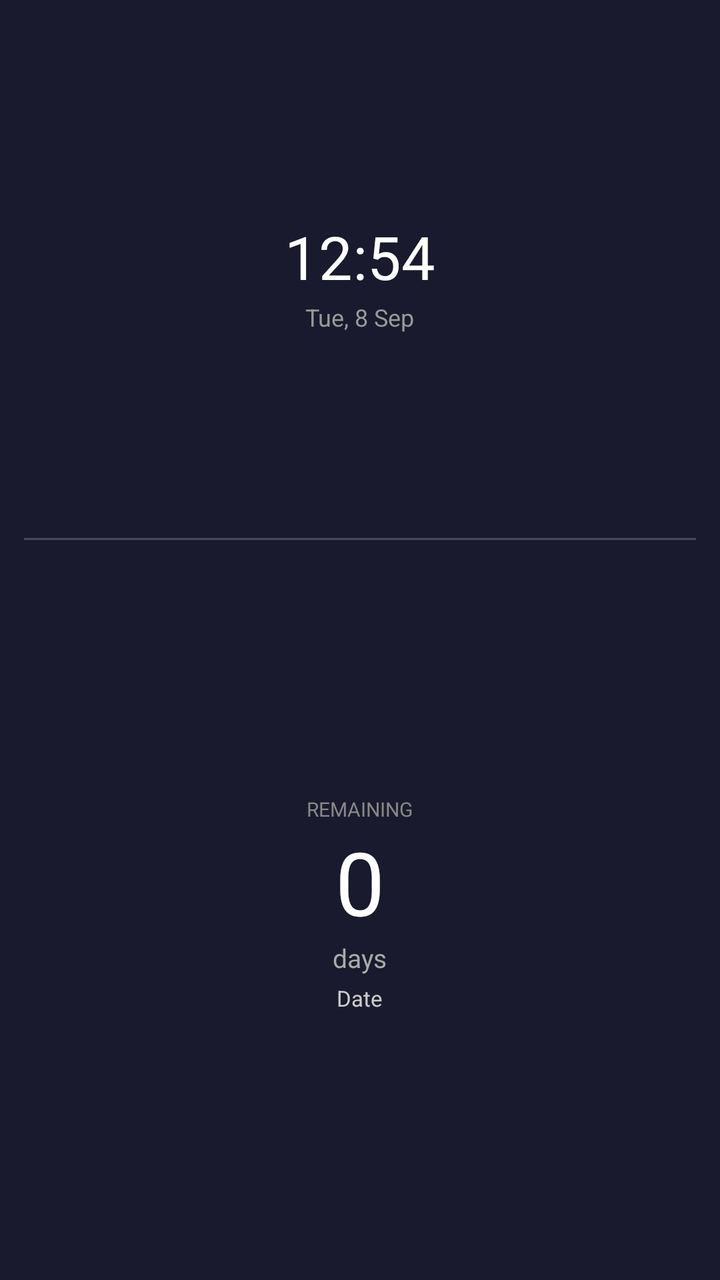
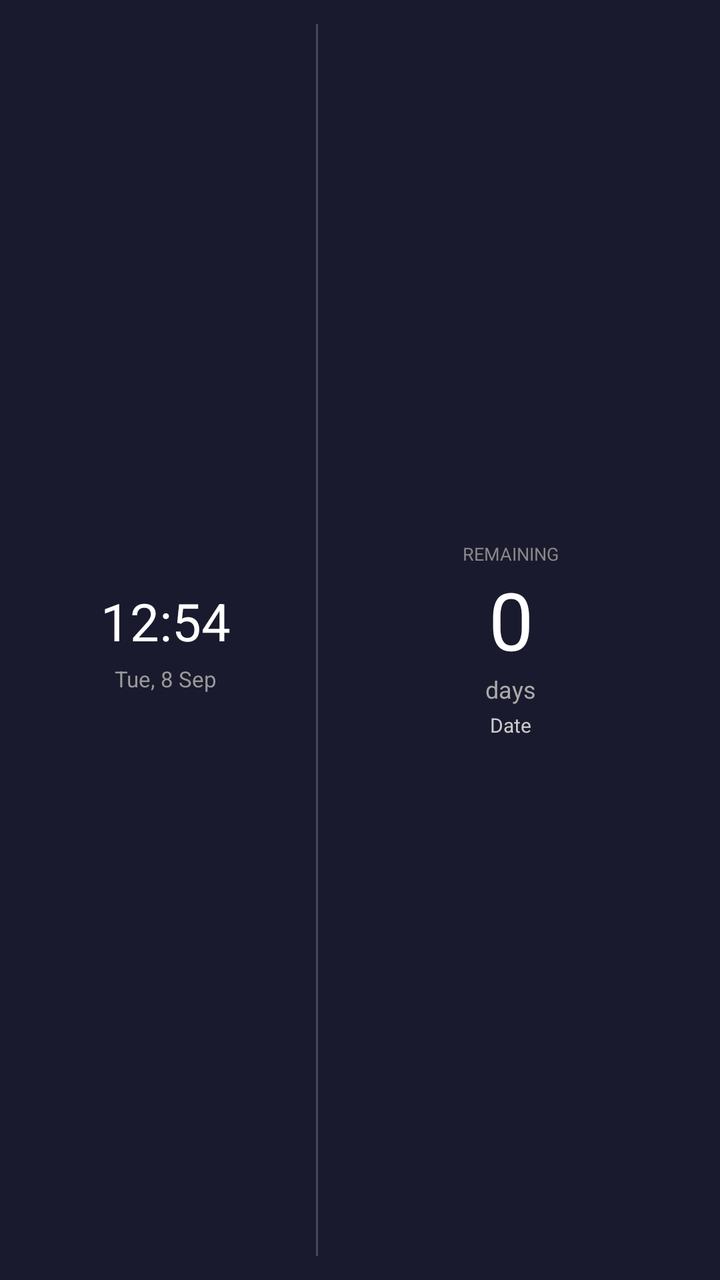

Compare the two renders of this Android layout. The source of the first and the diff that turns it into the second are given below.
<!-- AndroidManifest.xml: application theme Theme.DaysUntil -->
<!-- res/layout/widget_layout.xml -->
<?xml version="1.0" encoding="utf-8"?>
<LinearLayout xmlns:android="http://schemas.android.com/apk/res/android"
    android:id="@+id/widgetContainer"
    android:layout_width="match_parent"
    android:layout_height="match_parent"
    android:orientation="vertical"
    android:background="#FF1A1A2E"
    android:padding="12dp">

    <LinearLayout
        android:id="@+id/widgetClockSection"
        android:layout_width="match_parent"
        android:layout_height="0dp"
        android:layout_weight="1"
        android:orientation="vertical"
        android:gravity="center">

        <TextView
            android:id="@+id/widgetClock"
            android:layout_width="wrap_content"
            android:layout_height="wrap_content"
            android:text="12:54"
            android:textSize="30sp"
            android:textColor="#FFFFFFFF" />

        <TextView
            android:id="@+id/widgetTodayDate"
            android:layout_width="wrap_content"
            android:layout_height="wrap_content"
            android:text="Tue, 8 Sep"
            android:textSize="12sp"
            android:textColor="#FF999999"
            android:layout_marginTop="2dp" />

    </LinearLayout>

    <View
        android:layout_width="match_parent"
        android:layout_height="1dp"
        android:background="#33FFFFFF"
        android:layout_marginTop="6dp"
        android:layout_marginBottom="6dp" />

    <LinearLayout
        android:id="@+id/widgetEventSection"
        android:layout_width="match_parent"
        android:layout_height="0dp"
        android:layout_weight="1.4"
        android:orientation="vertical"
        android:gravity="center">

        <TextView
            android:id="@+id/widgetLabel"
            android:layout_width="wrap_content"
            android:layout_height="wrap_content"
            android:text="REMAINING"
            android:textSize="10sp"
            android:textColor="#FF888888"
            android:maxLines="1"
            android:ellipsize="end" />

        <TextView
            android:id="@+id/widgetDays"
            android:layout_width="wrap_content"
            android:layout_height="wrap_content"
            android:text="0"
            android:textSize="44sp"
            android:textColor="#FFFFFFFF" />

        <TextView
            android:id="@+id/widgetDaysLabel"
            android:layout_width="wrap_content"
            android:layout_height="wrap_content"
            android:text="days"
            android:textSize="13sp"
            android:textColor="#FFAAAAAA" />

        <TextView
            android:id="@+id/widgetDate"
            android:layout_width="wrap_content"
            android:layout_height="wrap_content"
            android:text="Date"
            android:textSize="11sp"
            android:textColor="#FFCCCCCC"
            android:layout_marginTop="4dp" />

    </LinearLayout>

</LinearLayout>
<!-- resources referenced by this layout -->
<resources>
  <style name="Theme.DaysUntil" parent="Theme.Material3.DayNight.NoActionBar">
          <item name="colorPrimary">@color/purple_500</item>
          <item name="colorPrimaryVariant">@color/purple_700</item>
          <item name="colorOnPrimary">@color/white</item>
          <item name="android:statusBarColor">@color/purple_700</item>
      </style>
  <color name="purple_500">#FF6750A4</color>
  <color name="purple_700">#FF6750A4</color>
  <color name="white">#FFFFFFFF</color>
</resources>

<!-- the commit's change to res/layout/widget_layout.xml (unified diff, before → after) -->
@@ -3,14 +3,14 @@
     android:id="@+id/widgetContainer"
     android:layout_width="match_parent"
     android:layout_height="match_parent"
-    android:orientation="vertical"
+    android:orientation="horizontal"
     android:background="#FF1A1A2E"
     android:padding="12dp">
 
     <LinearLayout
         android:id="@+id/widgetClockSection"
-        android:layout_width="match_parent"
-        android:layout_height="0dp"
+        android:layout_width="0dp"
+        android:layout_height="match_parent"
         android:layout_weight="1"
         android:orientation="vertical"
         android:gravity="center">
@@ -20,7 +20,7 @@
             android:layout_width="wrap_content"
             android:layout_height="wrap_content"
             android:text="12:54"
-            android:textSize="30sp"
+            android:textSize="26sp"
             android:textColor="#FFFFFFFF" />
 
         <TextView
@@ -28,24 +28,24 @@
             android:layout_width="wrap_content"
             android:layout_height="wrap_content"
             android:text="Tue, 8 Sep"
-            android:textSize="12sp"
+            android:textSize="11sp"
             android:textColor="#FF999999"
-            android:layout_marginTop="2dp" />
+            android:layout_marginTop="4dp" />
 
     </LinearLayout>
 
     <View
-        android:layout_width="match_parent"
-        android:layout_height="1dp"
+        android:layout_width="1dp"
+        android:layout_height="match_parent"
         android:background="#33FFFFFF"
-        android:layout_marginTop="6dp"
-        android:layout_marginBottom="6dp" />
+        android:layout_marginStart="4dp"
+        android:layout_marginEnd="4dp" />
 
     <LinearLayout
         android:id="@+id/widgetEventSection"
-        android:layout_width="match_parent"
-        android:layout_height="0dp"
-        android:layout_weight="1.4"
+        android:layout_width="0dp"
+        android:layout_height="match_parent"
+        android:layout_weight="1.3"
         android:orientation="vertical"
         android:gravity="center">
 
@@ -54,7 +54,7 @@
             android:layout_width="wrap_content"
             android:layout_height="wrap_content"
             android:text="REMAINING"
-            android:textSize="10sp"
+            android:textSize="9sp"
             android:textColor="#FF888888"
             android:maxLines="1"
             android:ellipsize="end" />
@@ -64,7 +64,7 @@
             android:layout_width="wrap_content"
             android:layout_height="wrap_content"
             android:text="0"
-            android:textSize="44sp"
+            android:textSize="40sp"
             android:textColor="#FFFFFFFF" />
 
         <TextView
@@ -72,7 +72,7 @@
             android:layout_width="wrap_content"
             android:layout_height="wrap_content"
             android:text="days"
-            android:textSize="13sp"
+            android:textSize="12sp"
             android:textColor="#FFAAAAAA" />
 
         <TextView
@@ -80,9 +80,9 @@
             android:layout_width="wrap_content"
             android:layout_height="wrap_content"
             android:text="Date"
-            android:textSize="11sp"
+            android:textSize="10sp"
             android:textColor="#FFCCCCCC"
-            android:layout_marginTop="4dp" />
+            android:layout_marginTop="3dp" />
 
     </LinearLayout>
 
